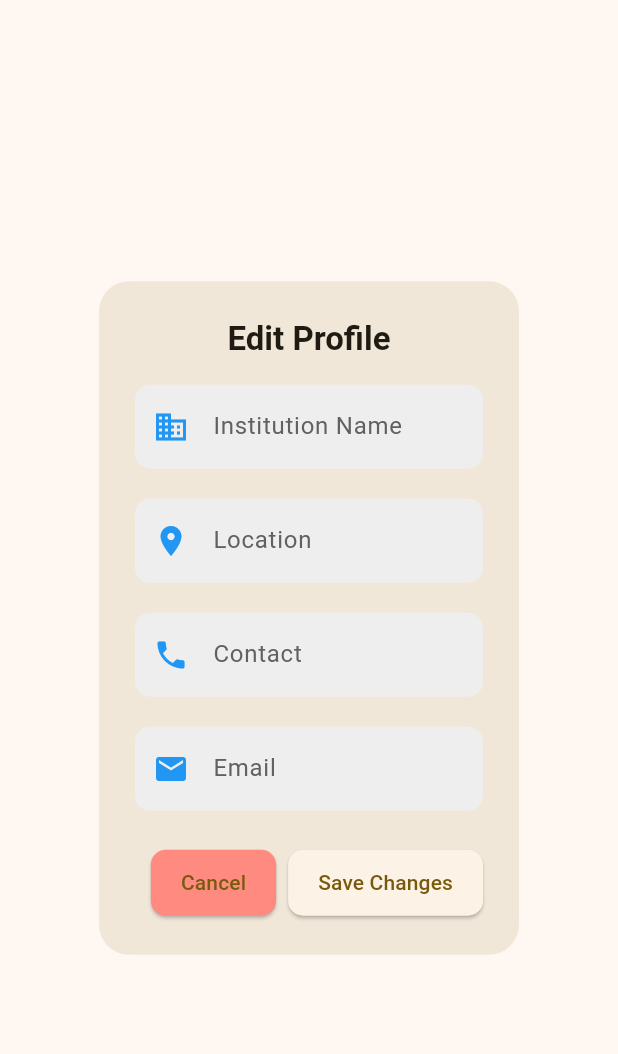
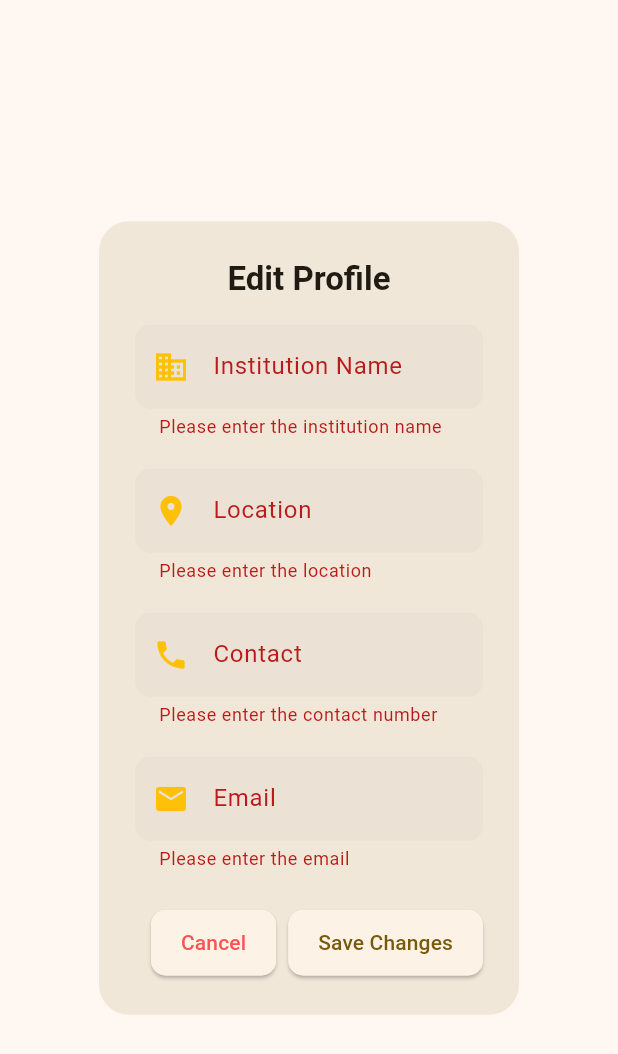
Before and after one commit to FrancisSimple/microcheck, a Flutter app: the EditProfilePopup widget shown alone on an empty page, opened directly, after a tap on "Save Changes", on a phone screen of 412 x 824 dp. Shown: the top 1054 px of the screen. Run offline on Flutter 3.47's test engine with Material 3 defaults, Android fonts, the phone set to English and light mode, and no system bars; our stand-ins replace cloud_firestore, firebase_auth, firebase_core; accounts and stored records are empty.

Commit message:
Update entry.dart

```diff
--- a/microchek_app/lib/pages/entry.dart
+++ b/microchek_app/lib/pages/entry.dart
@@ -2,6 +2,7 @@
 // ignore_for_file: prefer_const_constructors
 
 import 'package:flutter/material.dart';
+import 'package:flutter/services.dart';
 import 'package:microchek_app/utils/drawer.dart';
 
 class MyMicroPage extends StatefulWidget {
@@ -125,14 +126,20 @@ class _MyMicroPageState extends State<MyMicroPage> {
 
 // import 'package:flutter/material.dart';
 
-// Pop up for profile edit
-class EditProfilePopup extends StatelessWidget {
+class EditProfilePopup extends StatefulWidget {
+  const EditProfilePopup({super.key});
+
+  @override
+  State<EditProfilePopup> createState() => _EditProfilePopupState();
+}
+
+class _EditProfilePopupState extends State<EditProfilePopup> {
   final TextEditingController nameController = TextEditingController();
   final TextEditingController locationController = TextEditingController();
   final TextEditingController contactController = TextEditingController();
   final TextEditingController emailController = TextEditingController();
 
-  EditProfilePopup({super.key});
+  final _formKey = GlobalKey<FormState>();
 
   @override
   Widget build(BuildContext context) {
@@ -147,6 +154,8 @@ class EditProfilePopup extends StatelessWidget {
         ),
       ),
       content: SingleChildScrollView(
+        child: Form(
+          key: _formKey,
           child: Column(
             mainAxisSize: MainAxisSize.min,
             children: [
@@ -154,26 +163,63 @@ class EditProfilePopup extends StatelessWidget {
                 controller: nameController,
                 icon: Icons.business,
                 label: 'Institution Name',
+                validator: (value) {
+                  if (value == null || value.isEmpty) {
+                    return 'Please enter the institution name';
+                  }
+                  return null;
+                },
               ),
               SizedBox(height: 20),
               _buildTextField(
                 controller: locationController,
                 icon: Icons.location_on,
                 label: 'Location',
+                validator: (value) {
+                  if (value == null || value.isEmpty) {
+                    return 'Please enter the location';
+                  }
+                  return null;
+                },
               ),
               SizedBox(height: 20),
               _buildTextField(
                 controller: contactController,
                 icon: Icons.phone,
                 label: 'Contact',
+                keyboardType: TextInputType.phone,
+                inputFormatters: [
+                  FilteringTextInputFormatter.digitsOnly,
+                  LengthLimitingTextInputFormatter(10),
+                ],
+                validator: (value) {
+                  if (value == null || value.isEmpty) {
+                    return 'Please enter the contact number';
+                  }
+                  if (value.length < 10) {
+                    return 'Enter a valid phone number';
+                  }
+                  return null;
+                },
               ),
               SizedBox(height: 20),
               _buildTextField(
                 controller: emailController,
                 icon: Icons.email,
                 label: 'Email',
+                keyboardType: TextInputType.emailAddress,
+                validator: (value) {
+                  if (value == null || value.isEmpty) {
+                    return 'Please enter the email';
+                  }
+                  if (!RegExp(r'^[^@]+@[^@]+\.[^@]+').hasMatch(value)) {
+                    return 'Enter a valid email address';
+                  }
+                  return null;
+                },
               ),
             ],
+          ),
         ),
       ),
       actions: [
@@ -186,13 +232,18 @@ class EditProfilePopup extends StatelessWidget {
               borderRadius: BorderRadius.circular(10),
             ),
             padding: EdgeInsets.symmetric(horizontal: 20, vertical: 12),
-            backgroundColor: Colors.redAccent.shade100,
           ),
-          child: Text('Cancel'),
+          child: Text(
+            'Cancel',
+            style: TextStyle(color: Colors.redAccent),
+          ),
         ),
         ElevatedButton(
           onPressed: () {
-            // Implement save functionality here
+            if (_formKey.currentState!.validate()) {
+              // Save the profile changes
+              Navigator.of(context).pop();
+            }
           },
           style: ElevatedButton.styleFrom(
             shape: RoundedRectangleBorder(
@@ -206,23 +257,29 @@ class EditProfilePopup extends StatelessWidget {
     );
   }
 
-  Widget _buildTextField(
-      {required TextEditingController controller,
+  Widget _buildTextField({
+    required TextEditingController controller,
     required IconData icon,
-      required String label}) {
-    return TextField(
+    required String label,
+    TextInputType keyboardType = TextInputType.text,
+    List<TextInputFormatter>? inputFormatters,
+    String? Function(String?)? validator,
+  }) {
+    return TextFormField(
       controller: controller,
+      keyboardType: keyboardType,
+      inputFormatters: inputFormatters,
       decoration: InputDecoration(
-        prefixIcon: Icon(icon, color: Colors.blue),
+        prefixIcon: Icon(icon, color: Colors.amber),
         labelText: label,
-        labelStyle: TextStyle(color: Colors.grey[700]),
         filled: true,
-        fillColor: Colors.grey[200],
+        // fillColor: Colors.grey[200],
         border: OutlineInputBorder(
           borderRadius: BorderRadius.circular(10),
           borderSide: BorderSide.none,
         ),
       ),
+      validator: validator,
     );
   }
 }
```
Lines whose indentation alone changed are shown as unchanged.
